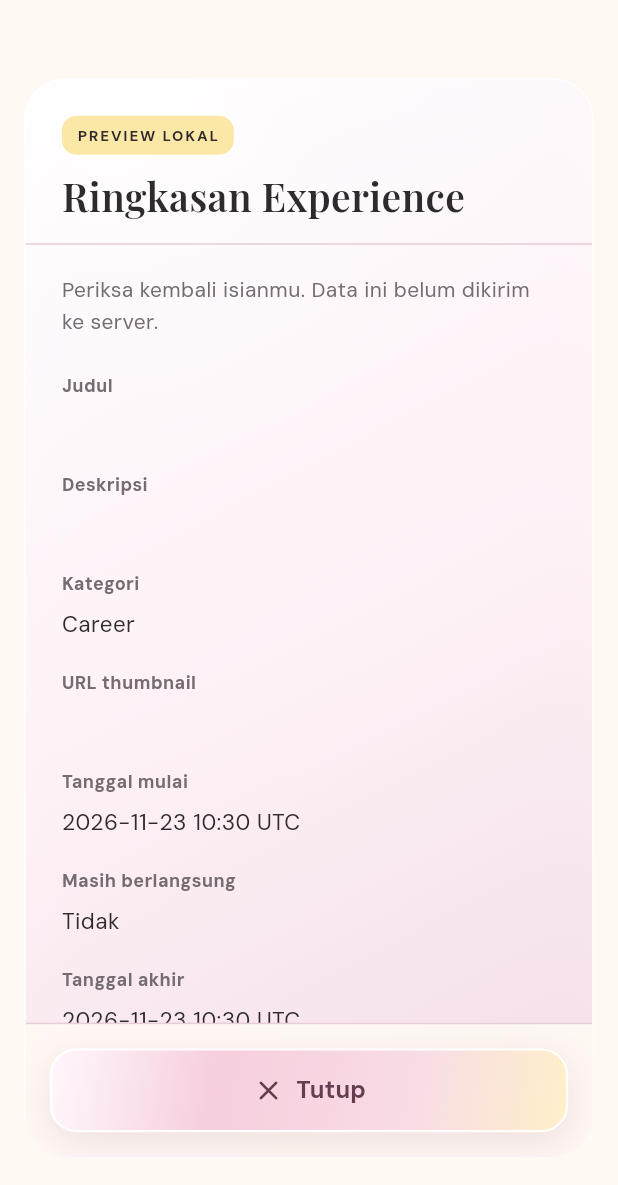
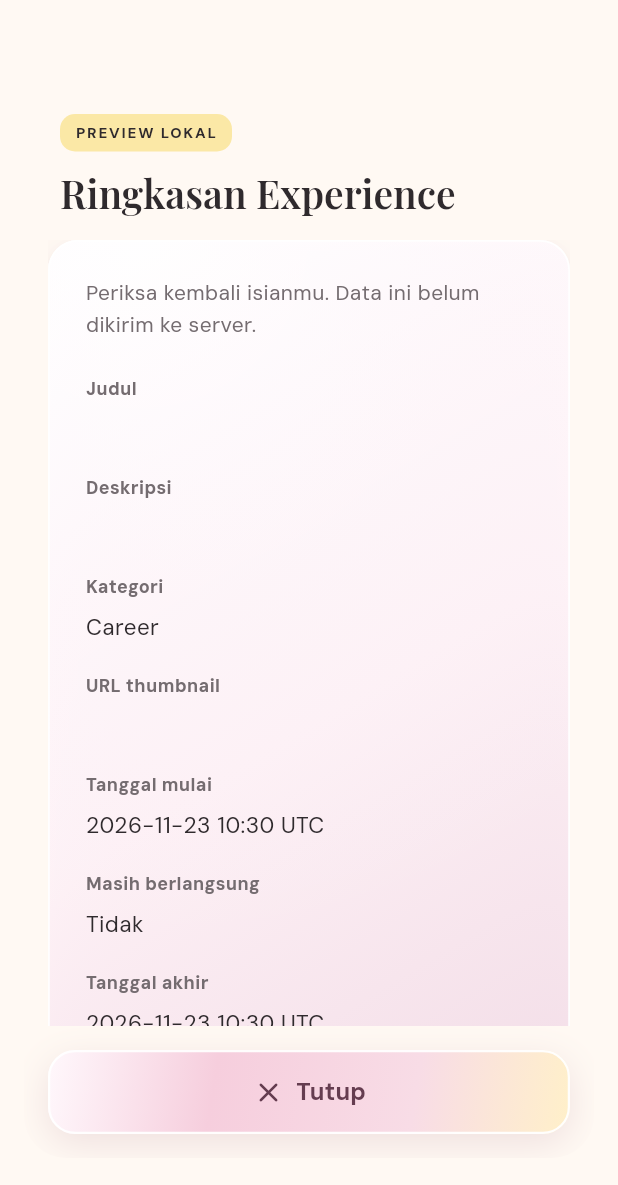
Before and after one commit to raynakyla/myportofolio_mobile, a Flutter app: the ExperienceSummaryDialog widget shown alone on an empty page, opened directly with empty values, on a phone screen of 412 x 824 dp. Shown: the top 1185 px of the screen. Run offline on Flutter 3.47's test engine with Material 3 defaults, Android fonts, the phone set to English and light mode, and no system bars.

Commit message:
fix: align experience form with assignment 8 rubric

```diff
--- a/lib/widgets/experience_summary_dialog.dart
+++ b/lib/widgets/experience_summary_dialog.dart
@@ -1,5 +1,3 @@
-import 'dart:ui' show ImageFilter;
-
 import 'package:flutter/material.dart';
 import 'package:myportofolio_mobile/models/experience_data.dart';
 import 'package:myportofolio_mobile/theme/portfolio_colors.dart';
@@ -22,36 +20,21 @@ class ExperienceSummaryDialog extends StatelessWidget {
   @override
   Widget build(BuildContext context) {
     final radius = BorderRadius.circular(28);
-    return Dialog(
+    return AlertDialog(
       insetPadding: const EdgeInsets.symmetric(horizontal: 16, vertical: 24),
       constraints: const BoxConstraints(maxWidth: 640, maxHeight: 720),
-      backgroundColor: Colors.transparent,
+      backgroundColor: PortfolioColors.cream,
       surfaceTintColor: Colors.transparent,
       elevation: 0,
       shape: RoundedRectangleBorder(borderRadius: radius),
       clipBehavior: Clip.antiAlias,
-      // The blur is clipped to this panel, not the entire screen.
-      child: BackdropFilter(
-        filter: ImageFilter.blur(sigmaX: 6, sigmaY: 6),
-        child: ColoredBox(
-          color: PortfolioColors.cream.withValues(alpha: 0.94),
-          child: PortfolioGlassPanel(
-            padding: EdgeInsets.zero,
-            borderRadius: radius,
-            child: Column(
+      titlePadding: const EdgeInsets.fromLTRB(24, 24, 24, 16),
+      title: Column(
         mainAxisSize: MainAxisSize.min,
-              crossAxisAlignment: CrossAxisAlignment.stretch,
-              children: [
-                Padding(
-                  padding: const EdgeInsets.fromLTRB(24, 24, 24, 16),
-                  child: Column(
         crossAxisAlignment: CrossAxisAlignment.start,
         children: [
           Container(
-                        padding: const EdgeInsets.symmetric(
-                          horizontal: 10,
-                          vertical: 6,
-                        ),
+            padding: const EdgeInsets.symmetric(horizontal: 10, vertical: 6),
             decoration: BoxDecoration(
               color: PortfolioColors.yellow,
               borderRadius: BorderRadius.circular(10),
@@ -83,21 +66,20 @@ class ExperienceSummaryDialog extends StatelessWidget {
           ),
         ],
       ),
-                ),
-                const Divider(height: 1, color: PortfolioColors.line),
-                Flexible(
+      contentPadding: const EdgeInsets.symmetric(horizontal: 16),
+      content: SizedBox(
+        width: 592,
         child: SingleChildScrollView(
           key: const ValueKey('summary_scroll'),
-                    padding: const EdgeInsets.fromLTRB(24, 20, 24, 0),
+          child: PortfolioGlassPanel(
+            padding: const EdgeInsets.all(24),
+            borderRadius: BorderRadius.circular(20),
             child: Column(
               crossAxisAlignment: CrossAxisAlignment.stretch,
               children: [
                 const Text(
                   'Periksa kembali isianmu. Data ini belum dikirim ke server.',
-                          style: TextStyle(
-                            color: PortfolioColors.muted,
-                            height: 1.5,
-                          ),
+                  style: TextStyle(color: PortfolioColors.muted, height: 1.5),
                 ),
                 const SizedBox(height: 24),
                 _SummaryField(
@@ -143,25 +125,15 @@ class ExperienceSummaryDialog extends StatelessWidget {
             ),
           ),
         ),
-                Container(
-                  padding: const EdgeInsets.all(16),
-                  decoration: const BoxDecoration(
-                    color: Color(0xEFFFF9F3),
-                    border: Border(
-                      top: BorderSide(color: PortfolioColors.line),
       ),
-                  ),
-                  child: PortfolioGlassButton(
+      actionsPadding: const EdgeInsets.all(16),
+      actions: [
+        PortfolioGlassButton(
           label: 'Tutup',
           icon: Icons.close_rounded,
           onPressed: () => Navigator.of(context).pop(),
         ),
-                ),
       ],
-            ),
-          ),
-        ),
-      ),
     );
   }
 }
```
Also changed, not shown: lib/screens/experience_form_page.dart (+29 -14 lines), lib/screens/home_page.dart (+1 -119 lines), lib/widgets/portfolio_action_card.dart (added, +124 -0 lines), 2 other files. Lines whose indentation alone changed are shown as unchanged.
